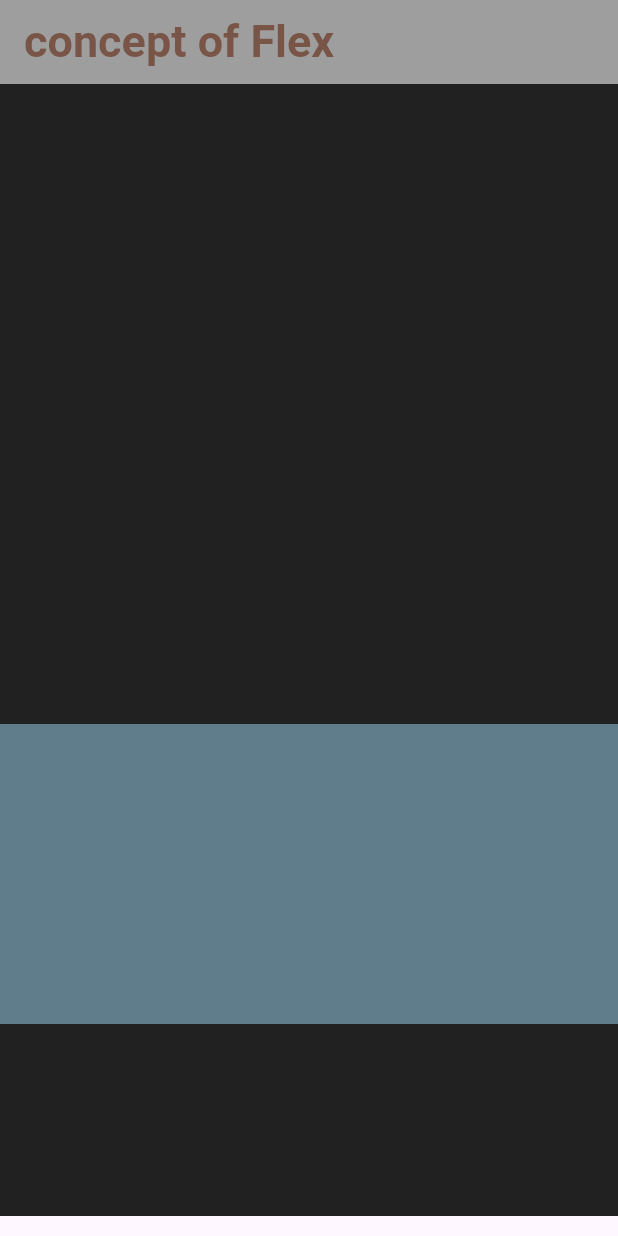
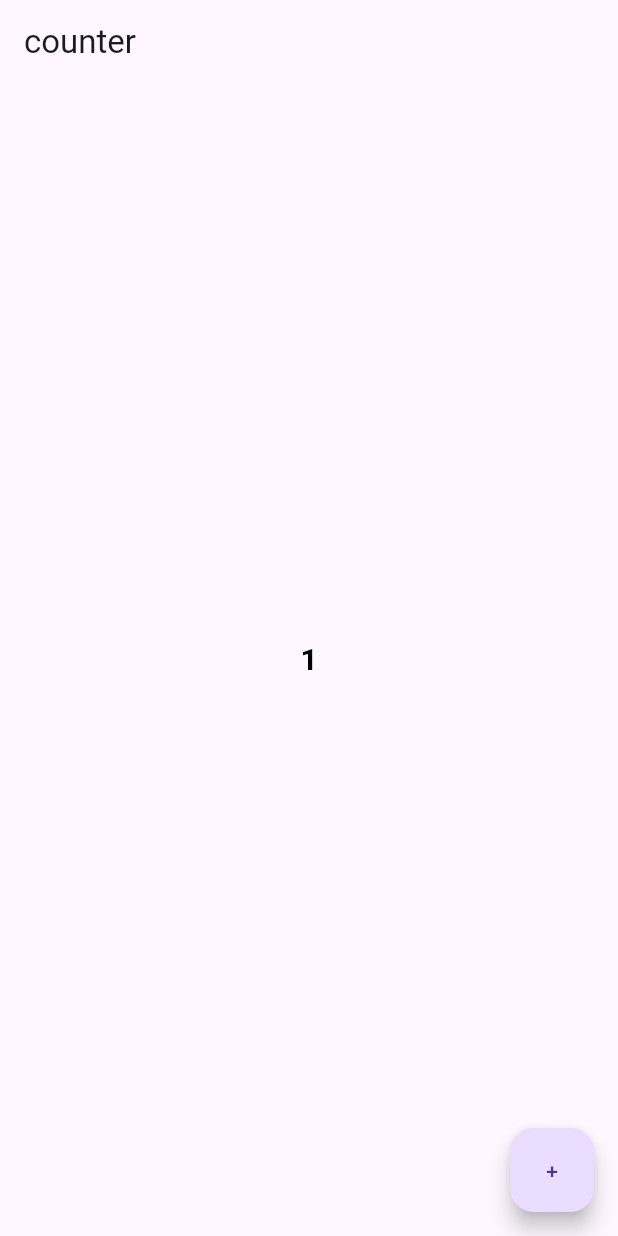
Before and after one commit to ArslanYousaf12/layouts-concept-app, a Flutter app: the screen it shows after launch, on a phone screen of 412 x 824 dp. Run offline on Flutter 3.47's test engine with Material 3 defaults, Android fonts, the phone set to English and light mode, and no system bars.

Commit message:
Adding Counter.dart

```diff
--- /dev/null
+++ b/lib/counter.dart
@@ -0,0 +1,28 @@
+import 'dart:developer';
+
+import 'package:flutter/material.dart';
+
+class CounterScreen extends StatefulWidget {
+  const CounterScreen({super.key});
+
+  @override
+  State<CounterScreen> createState() => _CounterScreenState();
+}
+
+class _CounterScreenState extends State<CounterScreen> {
+      int counter = 1;
+
+  @override
+  Widget build(BuildContext context) {
+    return Scaffold(
+        appBar: AppBar(title: Text('counter'),),
+        body: Center(child: Text(counter.toString(),style: TextStyle(color: Colors.black,fontSize: 20,fontWeight: FontWeight.w600),)),
+        floatingActionButton: FloatingActionButton(onPressed: (){
+          setState(() {
+            counter++;
+            log(counter.toString());
+          });
+        }, child: Text('+'),),
+    );
+  }
+}
--- a/lib/main.dart
+++ b/lib/main.dart
@@ -1,4 +1,5 @@
 import 'package:app_navigation/Flex_concept.dart';
+import 'package:app_navigation/counter.dart';
 import 'package:app_navigation/second_screen.dart';
 import 'package:flutter/material.dart';
 import 'package:flutter/services.dart';
@@ -15,7 +16,7 @@ class MyApp extends StatelessWidget {
   @override
   Widget build(BuildContext context) {
     return MaterialApp(
-      home: const  flexwidget(),
+      home: const  CounterScreen(),
     );
   }
 }
```
